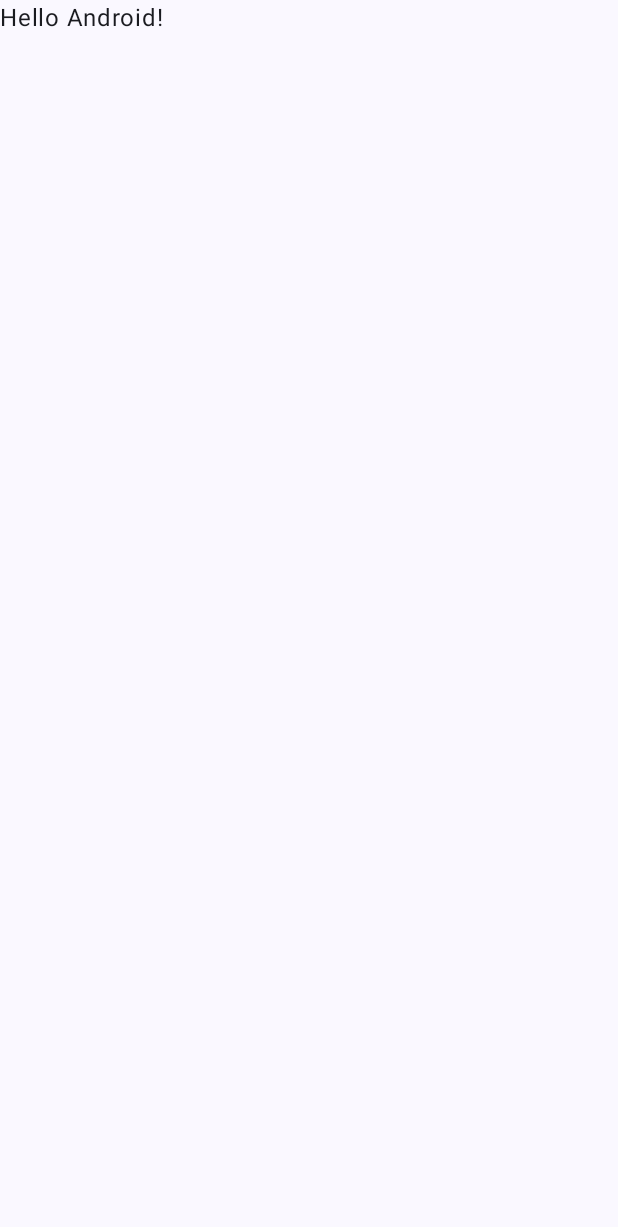
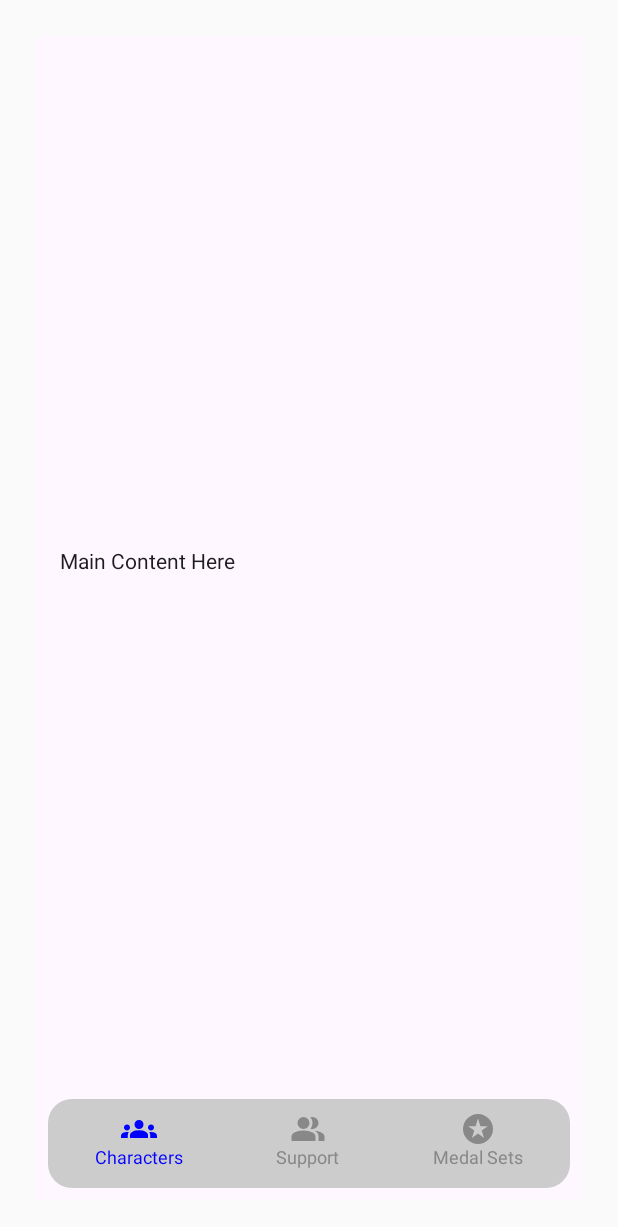
Before and after one commit to Wallysonadsilva/opbr-companion, an Android app built with Jetpack Compose: the screen it shows after launch (MainActivity), on a phone screen of 412 x 824 dp. Before the commit the part shown is almost empty. Shown: the top 1227 px of the screen. Run offline under Robolectric (Android 15) with nearby library versions, the phone set to English and light mode, and no system bars.

Commit message:
Bottom  navigation bar design created

```diff
--- a/app/src/main/java/com/example/opbr_companion/MainActivity.kt
+++ b/app/src/main/java/com/example/opbr_companion/MainActivity.kt
@@ -4,6 +4,8 @@ import android.os.Bundle
 import androidx.activity.ComponentActivity
 import androidx.activity.compose.setContent
 import androidx.activity.enableEdgeToEdge
+import androidx.compose.foundation.layout.Arrangement
+import androidx.compose.foundation.layout.Column
 import androidx.compose.foundation.layout.fillMaxSize
 import androidx.compose.foundation.layout.padding
 import androidx.compose.material3.Scaffold
@@ -11,37 +13,36 @@ import androidx.compose.material3.Text
 import androidx.compose.runtime.Composable
 import androidx.compose.ui.Modifier
 import androidx.compose.ui.tooling.preview.Preview
-import com.example.opbr_companion.ui.theme.OpbrcompanionTheme
+import androidx.compose.ui.unit.dp
+import com.example.opbr_companion.ui.components.BottomNavBar
 
 class MainActivity : ComponentActivity() {
     override fun onCreate(savedInstanceState: Bundle?) {
         super.onCreate(savedInstanceState)
         enableEdgeToEdge()
         setContent {
-            OpbrcompanionTheme {
-                Scaffold(modifier = Modifier.fillMaxSize()) { innerPadding ->
-                    Greeting(
-                        name = "Android",
-                        modifier = Modifier.padding(innerPadding)
-                    )
-                }
-            }
+            MainScreen()
         }
     }
 }
 
+@Preview
 @Composable
-fun Greeting(name: String, modifier: Modifier = Modifier) {
-    Text(
-        text = "Hello $name!",
-        modifier = modifier
-    )
-}
-
-@Preview(showBackground = true)
-@Composable
-fun GreetingPreview() {
-    OpbrcompanionTheme {
-        Greeting("Android")
+fun MainScreen() {
+    Scaffold(
+        bottomBar = { BottomNavBar() },
+        modifier = Modifier.padding(24.dp)
+    ) { paddingValues ->
+        Column(
+            modifier = Modifier
+                .fillMaxSize()
+                .padding(paddingValues),
+            verticalArrangement = Arrangement.Center
+        ) {
+            Text(
+                text = "Main Content Here",
+                modifier = Modifier.padding(16.dp)
+            )
+        }
     }
 }
--- /dev/null
+++ b/app/src/main/java/com/example/opbr_companion/ui/components/BottomNavBar.kt
@@ -0,0 +1,76 @@
+package com.example.opbr_companion.ui.components
+
+import androidx.compose.foundation.background
+import androidx.compose.foundation.clickable
+import androidx.compose.foundation.layout.Arrangement
+import androidx.compose.foundation.layout.Column
+import androidx.compose.foundation.layout.Row
+import androidx.compose.foundation.layout.fillMaxWidth
+import androidx.compose.foundation.layout.height
+import androidx.compose.foundation.layout.padding
+import androidx.compose.foundation.layout.size
+import androidx.compose.foundation.shape.RoundedCornerShape
+import androidx.compose.material.icons.Icons
+import androidx.compose.material.icons.filled.Build
+import androidx.compose.material.icons.filled.Person
+import androidx.compose.material.icons.filled.Star
+import androidx.compose.material3.Icon
+import androidx.compose.material3.Text
+import androidx.compose.runtime.Composable
+import androidx.compose.runtime.getValue
+import androidx.compose.runtime.mutableStateOf
+import androidx.compose.runtime.remember
+import androidx.compose.runtime.setValue
+import androidx.compose.ui.Alignment
+import androidx.compose.ui.Modifier
+import androidx.compose.ui.draw.clip
+import androidx.compose.ui.graphics.Color
+import androidx.compose.ui.res.painterResource
+import androidx.compose.ui.tooling.preview.Preview
+import androidx.compose.ui.unit.dp
+import androidx.compose.ui.unit.sp
+import com.example.opbr_companion.R
+
+@Preview(showBackground = true)
+@Composable
+fun BottomNavBar() {
+    var selectedItem by remember { mutableStateOf(0) }
+
+    val items = listOf("Characters", "Support", "Medal Sets")
+    val icons = listOf(
+        R.drawable.group_icons,
+        R.drawable.group_icons_2,
+        R.drawable.star_icon
+    )
+
+    Row(
+        modifier = Modifier
+            .fillMaxWidth()
+            .height(75.dp)
+            .padding(8.dp)
+            .clip(RoundedCornerShape(16.dp))
+            .background(Color.LightGray),
+        horizontalArrangement = Arrangement.SpaceAround
+    ) {
+        items.forEachIndexed { index, item ->
+            Column(
+                horizontalAlignment = Alignment.CenterHorizontally,
+                modifier = Modifier
+                    .clickable { selectedItem = index }
+                    .padding(8.dp)
+            ) {
+                Icon(
+                    painter = painterResource(id = icons[index]),
+                    contentDescription = item,
+                    tint = if (selectedItem == index) Color.Blue else Color.Gray,
+                    modifier = Modifier.size(24.dp)
+                )
+                Text(
+                    text = item,
+                    fontSize = 12.sp,
+                    color = if (selectedItem == index) Color.Blue else Color.Gray
+                )
+            }
+        }
+    }
+}
--- /dev/null
+++ b/app/src/main/res/drawable-nodpi/group_icons.xml
@@ -0,0 +1,9 @@
+<vector xmlns:android="http://schemas.android.com/apk/res/android"
+    android:width="24dp"
+    android:height="24dp"
+    android:viewportWidth="960"
+    android:viewportHeight="960">
+  <path
+      android:pathData="M0,720v-63q0,-43 44,-70t116,-27q13,0 25,0.5t23,2.5q-14,21 -21,44t-7,48v65L0,720ZM240,720v-65q0,-32 17.5,-58.5T307,550q32,-20 76.5,-30t96.5,-10q53,0 97.5,10t76.5,30q32,20 49,46.5t17,58.5v65L240,720ZM780,720v-65q0,-26 -6.5,-49T754,563q11,-2 22.5,-2.5t23.5,-0.5q72,0 116,26.5t44,70.5v63L780,720ZM160,520q-33,0 -56.5,-23.5T80,440q0,-34 23.5,-57t56.5,-23q34,0 57,23t23,57q0,33 -23,56.5T160,520ZM800,520q-33,0 -56.5,-23.5T720,440q0,-34 23.5,-57t56.5,-23q34,0 57,23t23,57q0,33 -23,56.5T800,520ZM480,480q-50,0 -85,-35t-35,-85q0,-51 35,-85.5t85,-34.5q51,0 85.5,34.5T600,360q0,50 -34.5,85T480,480Z"
+      android:fillColor="#1f1f1f"/>
+</vector>
--- /dev/null
+++ b/app/src/main/res/drawable-nodpi/group_icons_2.xml
@@ -0,0 +1,9 @@
+<vector xmlns:android="http://schemas.android.com/apk/res/android"
+    android:width="24dp"
+    android:height="24dp"
+    android:viewportWidth="960"
+    android:viewportHeight="960">
+  <path
+      android:pathData="M40,800v-112q0,-34 17.5,-62.5T104,582q62,-31 126,-46.5T360,520q66,0 130,15.5T616,582q29,15 46.5,43.5T680,688v112L40,800ZM760,800v-120q0,-44 -24.5,-84.5T666,526q51,6 96,20.5t84,35.5q36,20 55,44.5t19,53.5v120L760,800ZM360,480q-66,0 -113,-47t-47,-113q0,-66 47,-113t113,-47q66,0 113,47t47,113q0,66 -47,113t-113,47ZM760,320q0,66 -47,113t-113,47q-11,0 -28,-2.5t-28,-5.5q27,-32 41.5,-71t14.5,-81q0,-42 -14.5,-81T544,168q14,-5 28,-6.5t28,-1.5q66,0 113,47t47,113Z"
+      android:fillColor="#1f1f1f"/>
+</vector>
--- /dev/null
+++ b/app/src/main/res/drawable-nodpi/star_icon.xml
@@ -0,0 +1,9 @@
+<vector xmlns:android="http://schemas.android.com/apk/res/android"
+    android:width="24dp"
+    android:height="24dp"
+    android:viewportWidth="960"
+    android:viewportHeight="960">
+  <path
+      android:pathData="m320,720 l160,-122 160,122 -60,-198 160,-114L544,408l-64,-208 -64,208L220,408l160,114 -60,198ZM480,880q-83,0 -156,-31.5T197,763q-54,-54 -85.5,-127T80,480q0,-83 31.5,-156T197,197q54,-54 127,-85.5T480,80q83,0 156,31.5T763,197q54,54 85.5,127T880,480q0,83 -31.5,156T763,763q-54,54 -127,85.5T480,880Z"
+      android:fillColor="#1f1f1f"/>
+</vector>
```
Also changed, not shown: 2 other files.
